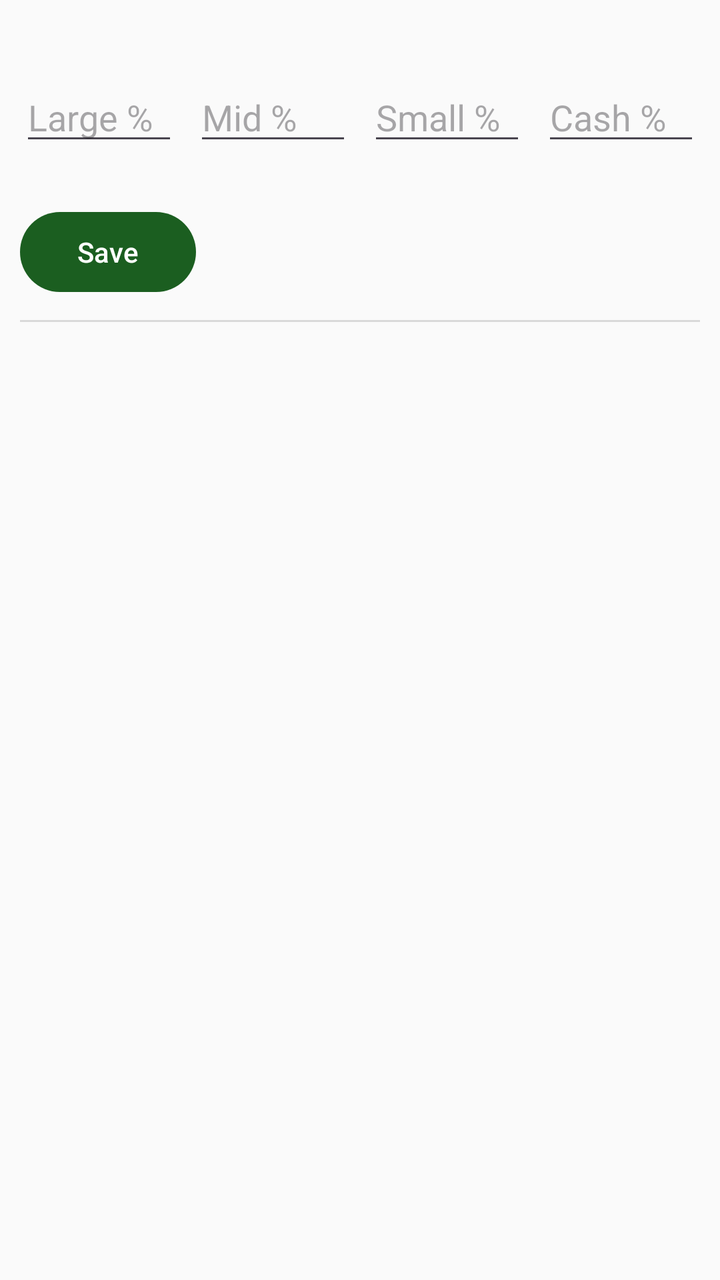
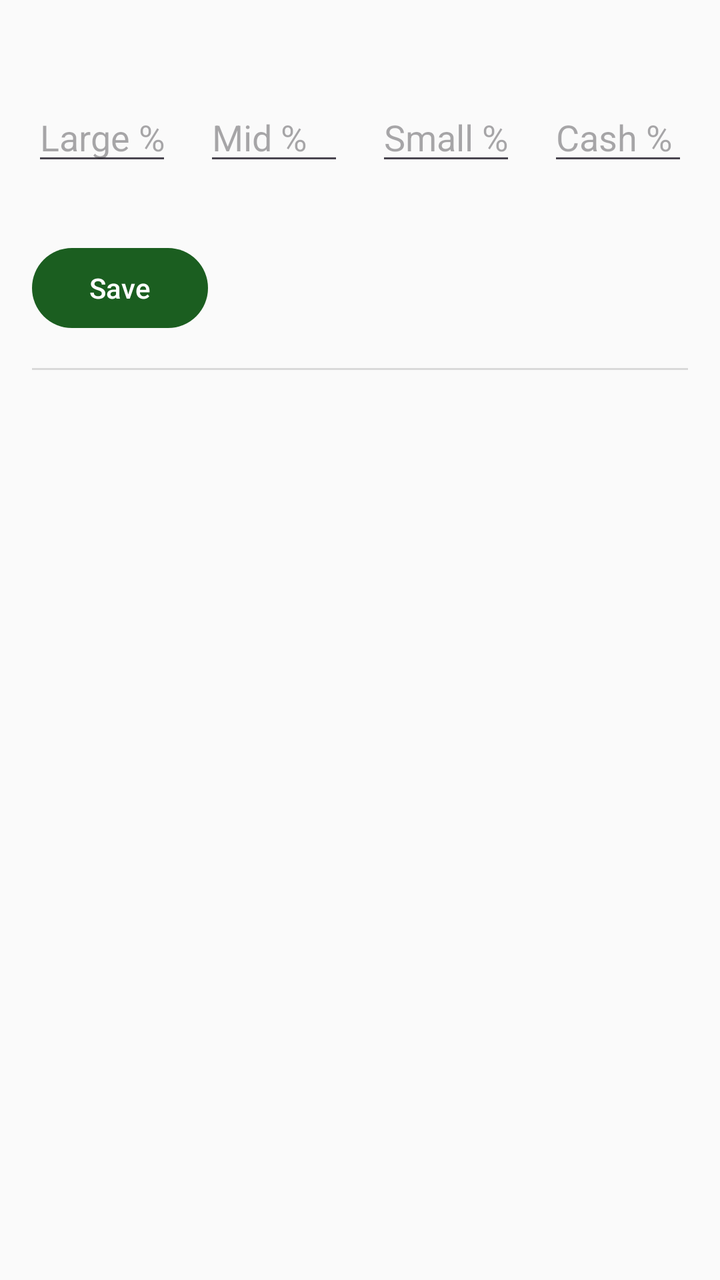

Two renders of the same Android screen: before a commit and after it. Below are the layout's source before the change and the commit's diff.
<!-- AndroidManifest.xml: application theme Theme.PersonalPortfolio -->
<!-- res/layout/item_cap_composition.xml -->
<?xml version="1.0" encoding="utf-8"?>
<LinearLayout xmlns:android="http://schemas.android.com/apk/res/android"
    android:layout_width="match_parent"
    android:layout_height="wrap_content"
    android:orientation="vertical"
    android:padding="10dp">

    <TextView
        android:id="@+id/assetName"
        android:layout_width="match_parent"
        android:layout_height="wrap_content"
        android:textStyle="bold"
        android:textSize="15sp" />

    <LinearLayout
        android:layout_width="match_parent"
        android:layout_height="wrap_content"
        android:orientation="horizontal"
        android:layout_marginTop="6dp">

        <EditText
            android:id="@+id/largeInput"
            android:layout_width="0dp"
            android:layout_height="wrap_content"
            android:layout_weight="1"
            android:layout_marginEnd="4dp"
            android:hint="Large %"
            android:inputType="numberDecimal" />

        <EditText
            android:id="@+id/midInput"
            android:layout_width="0dp"
            android:layout_height="wrap_content"
            android:layout_weight="1"
            android:layout_marginHorizontal="4dp"
            android:hint="Mid %"
            android:inputType="numberDecimal" />

        <EditText
            android:id="@+id/smallInput"
            android:layout_width="0dp"
            android:layout_height="wrap_content"
            android:layout_weight="1"
            android:layout_marginHorizontal="4dp"
            android:hint="Small %"
            android:inputType="numberDecimal" />

        <EditText
            android:id="@+id/cashInput"
            android:layout_width="0dp"
            android:layout_height="wrap_content"
            android:layout_weight="1"
            android:layout_marginStart="4dp"
            android:hint="Cash %"
            android:inputType="numberDecimal" />

    </LinearLayout>

    <TextView
        android:id="@+id/lastEnteredLabel"
        android:layout_width="match_parent"
        android:layout_height="wrap_content"
        android:textSize="12sp"
        android:textColor="#666666"
        android:layout_marginTop="4dp" />

    <Button
        android:id="@+id/saveRowButton"
        android:layout_width="wrap_content"
        android:layout_height="wrap_content"
        android:layout_marginTop="4dp"
        android:text="Save" />

    <View
        android:layout_width="match_parent"
        android:layout_height="1dp"
        android:background="#22000000"
        android:layout_marginTop="10dp" />

</LinearLayout>
<!-- resources referenced by this layout -->
<resources>
  <style name="Theme.PersonalPortfolio" parent="Theme.Material3.DayNight.NoActionBar">
          <item name="colorPrimary">@color/colorPrimary</item>
          <item name="colorPrimaryVariant">@color/colorPrimaryVariant</item>
          <item name="colorOnPrimary">@color/colorOnPrimary</item>
  
          <item name="colorSecondary">@color/colorSecondary</item>
          <item name="colorOnSecondary">@color/colorOnSecondary</item>
  
          <item name="android:colorBackground">@color/colorBackground</item>
          <item name="colorOnBackground">@color/colorOnBackground</item>
  
          <item name="colorSurface">@color/colorSurface</item>
          <item name="colorOnSurface">@color/colorOnSurface</item>
  
          <item name="android:statusBarColor">@color/colorPrimaryVariant</item>
      </style>
  <color name="colorPrimary">#1B5E20</color>
  <color name="colorPrimaryVariant">#0D3B12</color>
  <color name="colorOnPrimary">#FFFFFF</color>
  <color name="colorSecondary">#00897B</color>
  <color name="colorOnSecondary">#FFFFFF</color>
  <color name="colorBackground">#FAFAFA</color>
  <color name="colorOnBackground">#1A1A1A</color>
  <color name="colorSurface">#FFFFFF</color>
  <color name="colorOnSurface">#1A1A1A</color>
</resources>

<!-- the commit's change to res/layout/item_cap_composition.xml (unified diff, before → after) -->
@@ -3,7 +3,7 @@
     android:layout_width="match_parent"
     android:layout_height="wrap_content"
     android:orientation="vertical"
-    android:padding="10dp">
+    android:padding="16dp">
 
     <TextView
         android:id="@+id/assetName"
@@ -16,14 +16,14 @@
         android:layout_width="match_parent"
         android:layout_height="wrap_content"
         android:orientation="horizontal"
-        android:layout_marginTop="6dp">
+        android:layout_marginTop="10dp">
 
         <EditText
             android:id="@+id/largeInput"
             android:layout_width="0dp"
             android:layout_height="wrap_content"
             android:layout_weight="1"
-            android:layout_marginEnd="4dp"
+            android:layout_marginEnd="8dp"
             android:hint="Large %"
             android:inputType="numberDecimal" />
 
@@ -32,7 +32,7 @@
             android:layout_width="0dp"
             android:layout_height="wrap_content"
             android:layout_weight="1"
-            android:layout_marginHorizontal="4dp"
+            android:layout_marginHorizontal="8dp"
             android:hint="Mid %"
             android:inputType="numberDecimal" />
 
@@ -41,7 +41,7 @@
             android:layout_width="0dp"
             android:layout_height="wrap_content"
             android:layout_weight="1"
-            android:layout_marginHorizontal="4dp"
+            android:layout_marginHorizontal="8dp"
             android:hint="Small %"
             android:inputType="numberDecimal" />
 
@@ -50,7 +50,7 @@
             android:layout_width="0dp"
             android:layout_height="wrap_content"
             android:layout_weight="1"
-            android:layout_marginStart="4dp"
+            android:layout_marginStart="8dp"
             android:hint="Cash %"
             android:inputType="numberDecimal" />
 
@@ -62,19 +62,19 @@
         android:layout_height="wrap_content"
         android:textSize="12sp"
         android:textColor="#666666"
-        android:layout_marginTop="4dp" />
+        android:layout_marginTop="8dp" />
 
     <Button
         android:id="@+id/saveRowButton"
         android:layout_width="wrap_content"
         android:layout_height="wrap_content"
-        android:layout_marginTop="4dp"
+        android:layout_marginTop="8dp"
         android:text="Save" />
 
     <View
         android:layout_width="match_parent"
         android:layout_height="1dp"
         android:background="#22000000"
-        android:layout_marginTop="10dp" />
+        android:layout_marginTop="16dp" />
 
 </LinearLayout>
